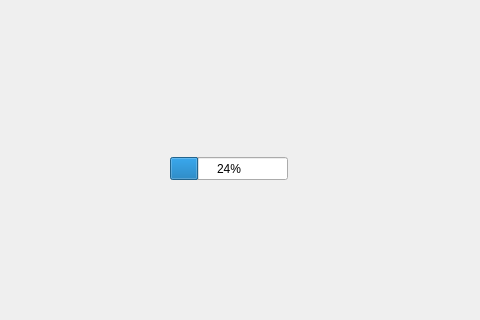
The window that ui/trafficcountermainwindow.ui (krajsz/traffic-counter-opencv) describes before a commit, drawn with Qt 5; both pictures show x 0 to 480 and y 110 to 430 of the 573 by 430 pixel window.
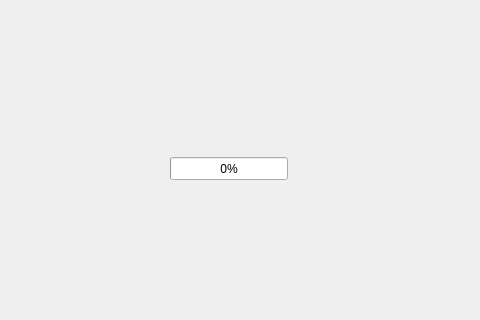
The same window after the commit.

```diff
--- a/ui/trafficcountermainwindow.ui
+++ b/ui/trafficcountermainwindow.ui
@@ -37,7 +37,7 @@
      </rect>
     </property>
     <property name="value">
-     <number>24</number>
+     <number>0</number>
     </property>
    </widget>
   </widget>
```
Left out of the diff: 4 changed lines with no effect on the pictures.
